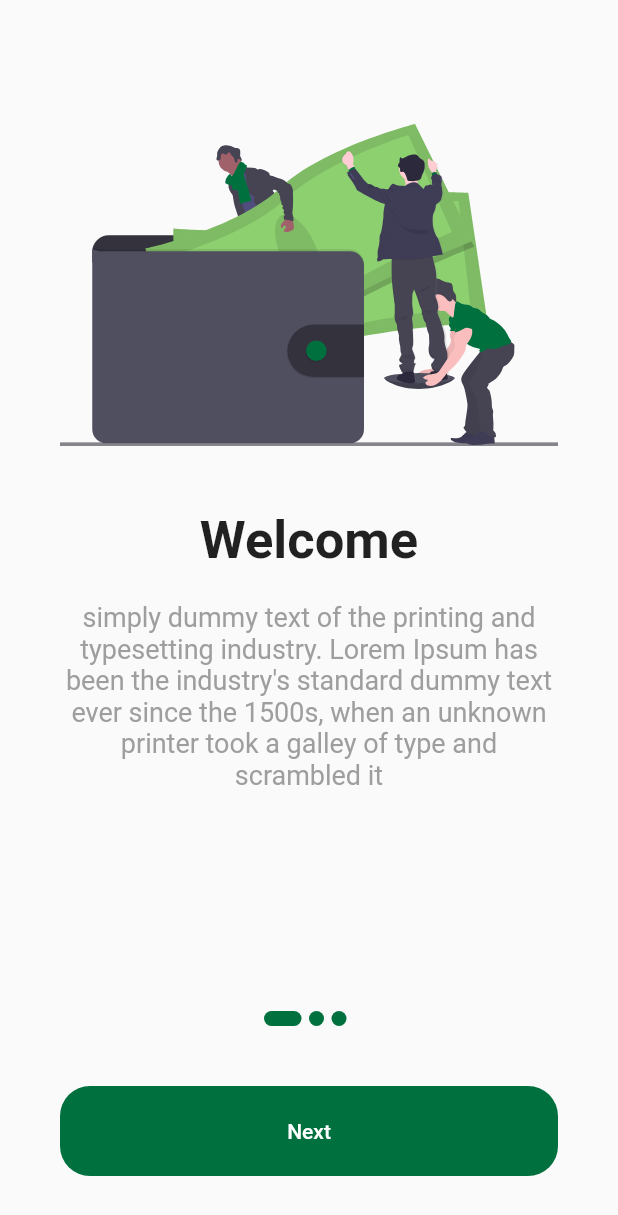
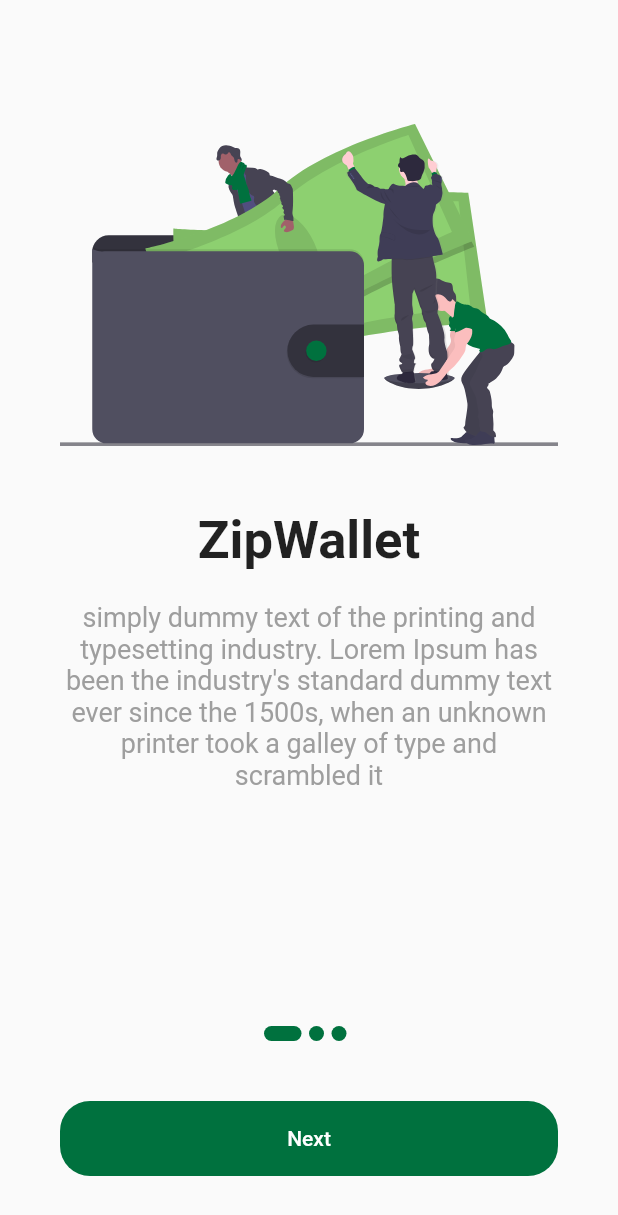
Before and after one commit to ggichuru/flutter102, a Flutter app: the screen it shows after launch, on a phone screen of 412 x 824 dp. Shown: the top 1215 px of the screen. Run offline on Flutter 3.47's test engine with Material 2 defaults, Android fonts, the phone set to English and light mode, and no system bars; our stand-ins replace flutter_svg, intro_slider.

Commit message:
Fixed Bottom Overflowed error

```diff
--- a/lib/Screens/onBoarding/onBoardContent.dart
+++ b/lib/Screens/onBoarding/onBoardContent.dart
@@ -6,21 +6,21 @@ class OnBoardContent {
 
 List<OnBoardContent> contents = [
   OnBoardContent(
-      title: 'Welcome',
+      title: 'ZipWallet',
       image: 'assets/images/w1.svg',
       description:
           "simply dummy text of the printing and typesetting industry. Lorem Ipsum has been the "
           "industry's standard dummy text ever since the 1500s, "
           "when an unknown printer took a galley of type and scrambled it "),
   OnBoardContent(
-      title: 'Bitcoin',
+      title: 'Bitcoin Client',
       image: 'assets/images/w2.svg',
       description:
           "simply dummy text of the printing and typesetting industry. Lorem Ipsum has been the "
           "industry's standard dummy text ever since the 1500s, "
           "when an unknown printer took a galley of type and scrambled it "),
   OnBoardContent(
-      title: 'Get Started',
+      title: 'Welcome',
       image: 'assets/images/w3.svg',
       description:
           "simply dummy text of the printing and typesetting industry. Lorem Ipsum has been the "
--- a/lib/Screens/onBoarding/onBoarding.dart
+++ b/lib/Screens/onBoarding/onBoarding.dart
@@ -41,7 +41,9 @@ class _OnBoardingState extends State<OnBoarding> {
             itemBuilder: (_, i) {
               return Padding(
                 padding: const EdgeInsets.all(40),
-                child: Column(
+
+                child: SingleChildScrollView (
+                  child: Column(
                   children: [
                     SvgPicture.asset(
                       contents[i].image,
@@ -63,6 +65,7 @@ class _OnBoardingState extends State<OnBoarding> {
                     )
                   ],
                 ),
+              )
               );
             },
           ),
@@ -77,7 +80,7 @@ class _OnBoardingState extends State<OnBoarding> {
           ),
         ),
         Container(
-          height: 60,
+          height: 50,
           margin: EdgeInsets.all(40),
           width: double.infinity,
           child: FlatButton(
```
